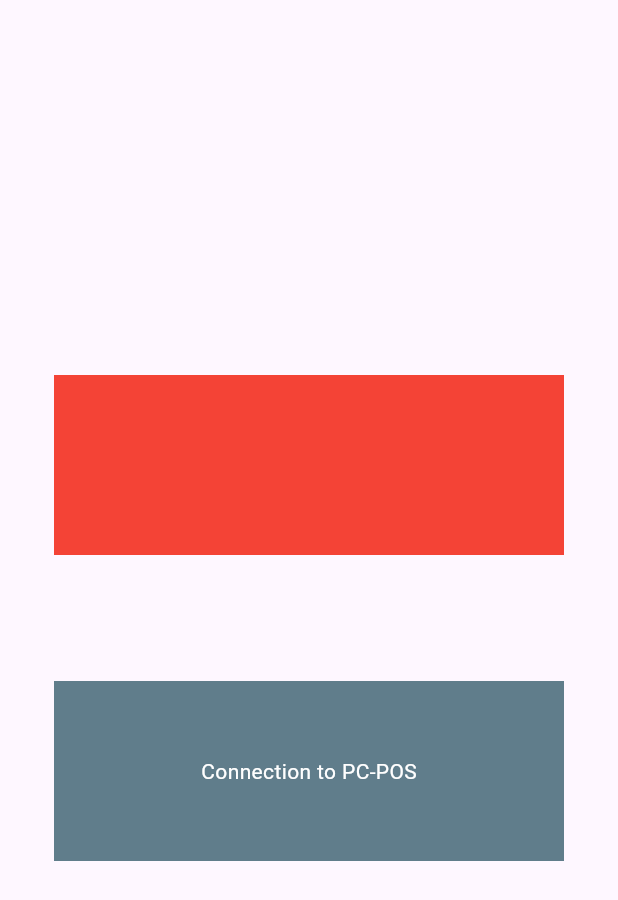
After one commit to HamiidrezaRamezani/admin-dashboard-turn, a Flutter app: the RequestToPcPos screen opened directly, after a tap on "Connection to PC-POS", on a phone screen of 412 x 824 dp. The commit adds this screen. Shown: the top 900 px of the screen. Run offline on Flutter 3.47's test engine with Material 3 defaults, Android fonts, the phone set to English and light mode, and no system bars; our stand-ins replace cached_network_image, dio, file_picker; network calls fail.

Commit message:
edit toman to rial

```diff
--- a/lib/reports.dart
+++ b/lib/reports.dart
@@ -66,7 +66,7 @@ class _ReportsState extends State<Reports> {
                     padding: const EdgeInsets.only(left: 36.0, right: 36.0),
                     child: Row(
                       children: [
-                        Expanded(
+                        Flexible(
                           child: Container(
                             height: MediaQuery.of(context).size.height * 0.2,
                             decoration: const BoxDecoration(
@@ -98,7 +98,7 @@ class _ReportsState extends State<Reports> {
                         const SizedBox(
                           width: 36.0,
                         ),
-                        Expanded(
+                        Flexible(
                           child: Container(
                             height: MediaQuery.of(context).size.height * 0.2,
                             decoration: const BoxDecoration(
@@ -129,7 +129,7 @@ class _ReportsState extends State<Reports> {
                         const SizedBox(
                           width: 36.0,
                         ),
-                        Expanded(
+                        Flexible(
                           child: Container(
                             height: MediaQuery.of(context).size.height * 0.2,
                             decoration: const BoxDecoration(
@@ -215,10 +215,10 @@ class _ReportsState extends State<Reports> {
                                   const SizedBox(
                                     width: 24.0,
                                   ),
-                                  Expanded(
+                                  Flexible(
                                       child: Row(
                                         children: [
-                                          Expanded(
+                                          Flexible(
                                             flex: 1,
                                             child: Column(
                                               children: [
@@ -286,7 +286,7 @@ class _ReportsState extends State<Reports> {
                                           const SizedBox(
                                             width: 24.30,
                                           ),
-                                          Expanded(
+                                          Flexible(
                                             flex: 1,
                                             child: Column(
                                               children: [
--- /dev/null
+++ b/lib/request_to_pc_pos.dart
@@ -0,0 +1,98 @@
+import 'package:dio/dio.dart';
+import 'package:flutter/material.dart';
+
+class RequestToPcPos extends StatefulWidget {
+  const RequestToPcPos({super.key});
+
+  @override
+  State<RequestToPcPos> createState() => _RequestToPcPosState();
+}
+
+class _RequestToPcPosState extends State<RequestToPcPos> {
+  @override
+  Widget build(BuildContext context) {
+    return Scaffold(
+      body: Row(
+        mainAxisAlignment: MainAxisAlignment.center,
+        children: [
+          Column(
+            mainAxisAlignment: MainAxisAlignment.center,
+            children: [
+              Container(
+                height: 120.0,
+                width: 340.0,
+                color: Colors.red,
+              ),
+              SizedBox(
+                height: 84.0,
+              ),
+              InkWell(
+                onTap: (){
+                  sendPostRequest();
+                },
+                child: Container(
+                  height: 120.0,
+                  width: 340.0,
+                  color: Colors.blueGrey,
+                  child: Center(
+                    child: Text(
+                      "Connection to PC-POS",
+                      style: TextStyle(color: Colors.white),
+                    ),
+                  ),
+                ),
+              ),
+            ],
+          ),
+        ],
+      ),
+    );
+  }
+
+  void sendPostRequest() async {
+    // ایجاد یک نمونه از Dio
+    final dio = Dio();
+
+    // آدرس سرور
+    const url = 'http://127.0.0.1:8050/api/sale';
+
+
+    final body = {
+      "DeviceIp": "192.168.100.92",
+      "DevicePort": "8888",
+      "ConnectionType": "Lan",
+      "DivideType": "3",
+      "Amount": "11111",
+      "RequestId": "6ADDA412",
+      "OrderId": "951236547",
+      "RetryTimeOut": "5000,5000,5000",
+      "ResponseTimeout": "180000,5000,5000"
+    };
+
+    try {
+      // ارسال درخواست POST
+      final response = await dio.post(
+        url,
+        data: body,
+        options: Options(
+          headers: {
+            'Content-Type': 'application/json', // تنظیم صحیح MIME type
+          },
+        ),
+
+      );
+
+      // بررسی پاسخ
+      if (response.statusCode == 200 || response.statusCode == 201) {
+        print('پاسخ موفقیت‌آمیز: ${response.data}');
+      } else {
+        print('خطا در پاسخ: ${response.statusCode}');
+      }
+    } catch (e) {
+      print('خطا در ارسال درخواست: $e');
+    }
+  }
+
+
+
+}
--- a/lib/services_page.dart
+++ b/lib/services_page.dart
@@ -310,7 +310,7 @@ class _ServicesPageState extends State<ServicesPage> {
                                                           width: 4.0,
                                                         ),
                                                         const Text(
-                                                          'تومان',
+                                                          'ریال',
                                                           style: TextStyle(
                                                               color: Colors
                                                                   .black,
```
